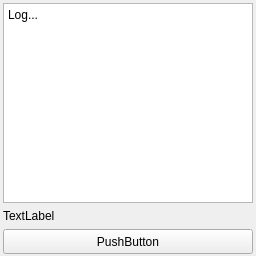
The window that first.ui (Vasadaz/qt_training) describes before a commit, drawn with Qt 5.
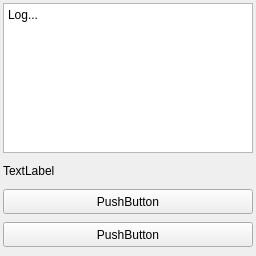
The same window after the commit.

The edit to the form file:
```diff
--- a/first.ui
+++ b/first.ui
@@ -49,7 +49,7 @@
     </property>
     <layout class="QVBoxLayout" name="verticalLayout">
      <property name="spacing">
-      <number>3</number>
+      <number>8</number>
      </property>
      <property name="sizeConstraint">
       <enum>QLayout::SetMaximumSize</enum>
@@ -71,13 +71,13 @@
        <property name="minimumSize">
         <size>
          <width>250</width>
-         <height>200</height>
+         <height>150</height>
         </size>
        </property>
        <property name="maximumSize">
         <size>
          <width>250</width>
-         <height>200</height>
+         <height>150</height>
         </size>
        </property>
        <property name="plainText">
@@ -120,6 +120,19 @@
        </property>
       </widget>
      </item>
+     <item>
+      <widget class="QPushButton" name="pushButton_2">
+       <property name="maximumSize">
+        <size>
+         <width>250</width>
+         <height>25</height>
+        </size>
+       </property>
+       <property name="text">
+        <string>PushButton</string>
+       </property>
+      </widget>
+     </item>
     </layout>
    </widget>
   </widget>
```
